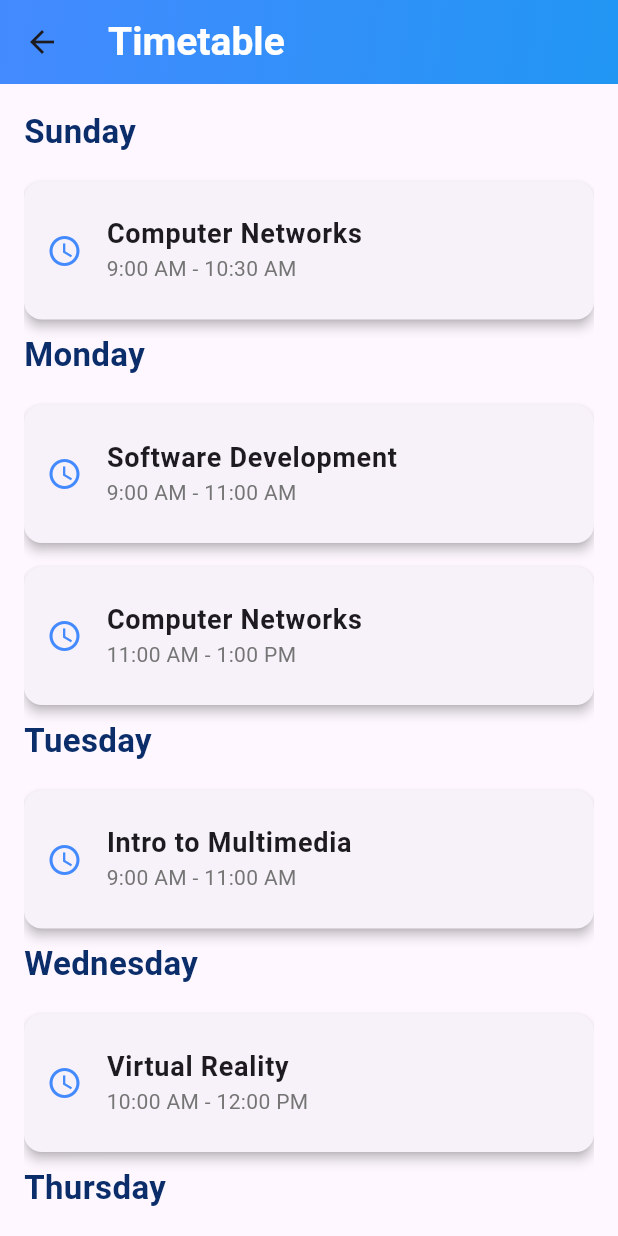
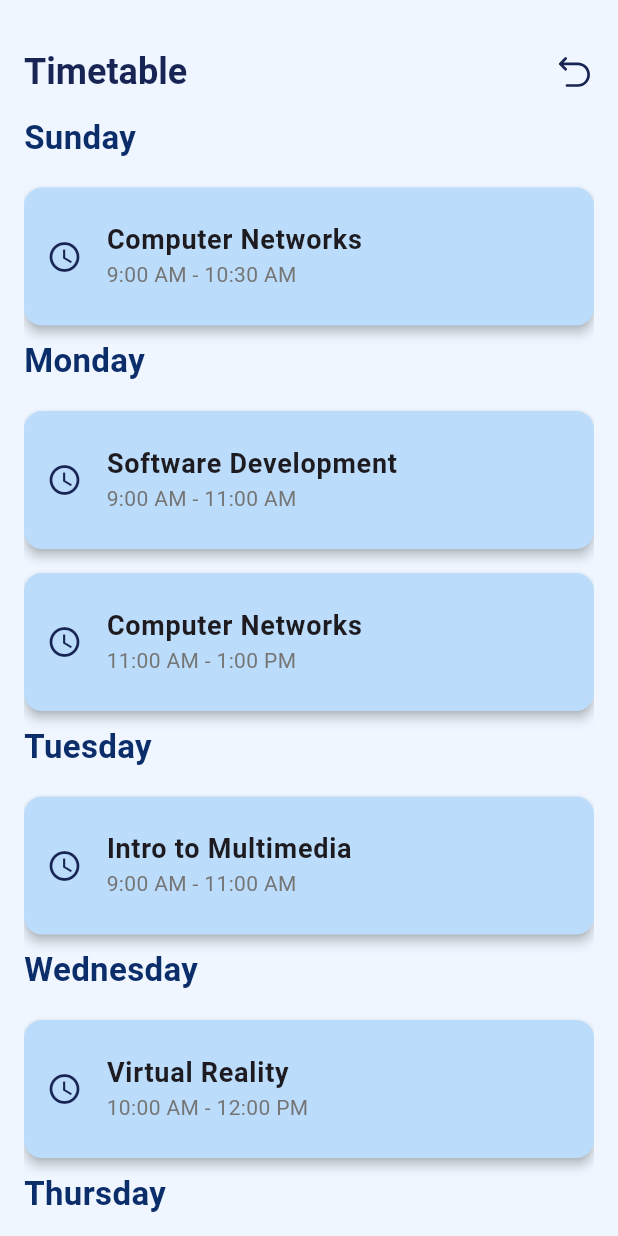
Before and after one commit to Ali-2152004/college_app, a Flutter app: the TimetableScreen screen opened directly, on a phone screen of 412 x 824 dp. Run offline on Flutter 3.47's test engine with Material 3 defaults, Android fonts, the light colour scheme and no system bars; our stand-ins replace flutter_svg, modal_progress_hud_nsn, pretty_qr_code, qr_flutter.

Commit message:
edit the UI of ( home , Assignments , timetable , qr code ) screens

```diff
--- /dev/null
+++ b/lib/constants.dart
@@ -0,0 +1,5 @@
+import 'package:flutter/cupertino.dart';
+
+const Color kPrimaryColor = Color(0xFFBBDCFA);
+const Color kTextColor = Color(0xFF182454);
+const Color kscreenColor = Color(0xFFEFF6FF);
--- a/lib/screens/timetable_screen.dart
+++ b/lib/screens/timetable_screen.dart
@@ -1,3 +1,7 @@
+import 'package:college_app/constants.dart';
+import 'package:college_app/widgets/assignment_listview.dart';
+import 'package:college_app/widgets/customAppBar.dart';
+import 'package:flutter/gestures.dart';
 import 'package:flutter/material.dart';
 
 class TimetableScreen extends StatelessWidget {
@@ -40,91 +44,20 @@ class TimetableScreen extends StatelessWidget {
   @override
   Widget build(BuildContext context) {
     return Scaffold(
-      appBar: AppBar(
-        automaticallyImplyLeading: true,
-        elevation: 0.0,
-        backgroundColor: Colors.indigo,
-        title: const Text(
-          'Timetable',
-          style: TextStyle(
-            fontSize: 26.0,
-            fontWeight: FontWeight.bold,
-            color: Colors.white,
+      backgroundColor: kscreenColor,
+      body: Column(
+        children: [
+          SizedBox(
+            height: 20,
           ),
-        ),
-        flexibleSpace: Container(
-          decoration: const BoxDecoration(
-            gradient: LinearGradient(
-              begin: Alignment.topLeft,
-              end: Alignment.bottomRight,
-              colors: [Colors.blueAccent, Colors.blue],
+          CustomAppBar(title: 'Timetable'),
+          Expanded(
+            child: Padding(
+              padding: const EdgeInsets.symmetric(horizontal: 16),
+              child: AssignmentListview(timetable: timetable),
             ),
           ),
-        ),
-      ),
-      body: Padding(
-        padding: const EdgeInsets.all(16.0),
-        child: ListView(
-          children: [
-            // Group timetable entries by day
-            for (var day in [
-              'Sunday',
-              'Monday',
-              'Tuesday',
-              'Wednesday',
-              'Thursday'
-            ])
-              Column(
-                crossAxisAlignment: CrossAxisAlignment.start,
-                children: [
-                  Text(
-                    day,
-                    style: const TextStyle(
-                      fontSize: 22.0,
-                      fontWeight: FontWeight.bold,
-                      color: Color.fromARGB(255, 11, 46, 107),
-                    ),
-                  ),
-                  const SizedBox(height: 10.0),
-                  // Filter timetable by the current day
-                  ...timetable.where((item) => item['day'] == day).map((item) {
-                    return Card(
-                      elevation: 3.0,
-                      shape: RoundedRectangleBorder(
-                        borderRadius: BorderRadius.circular(12.0),
-                      ),
-                      margin: const EdgeInsets.symmetric(vertical: 8.0),
-                      child: ListTile(
-                        contentPadding: const EdgeInsets.symmetric(
-                            vertical: 10.0, horizontal: 15.0),
-                        leading: const Icon(
-                          Icons.access_time,
-                          color: Colors.blueAccent,
-                        ),
-                        title: Text(
-                          item['subject'] ?? 'Unknown',
-                          style: const TextStyle(
-                            fontSize: 18.0,
-                            fontWeight: FontWeight.bold,
-                          ),
-                        ),
-                        subtitle: Text(
-                          '${item['time']}',
-                          style: TextStyle(color: Colors.grey[600]),
-                        ),
-                        shape: RoundedRectangleBorder(
-                          borderRadius: BorderRadius.circular(12.0),
-                        ),
-                        onTap: () {
-                          // You can handle the tap here for more info about the class
-                        },
-                      ),
-                    );
-                  }),
-                ],
-              ),
-          ],
-        ),
+        ],
       ),
     );
   }
--- /dev/null
+++ b/lib/widgets/assignment_listview.dart
@@ -0,0 +1,77 @@
+import 'package:college_app/constants.dart';
+import 'package:flutter/material.dart';
+
+class AssignmentListview extends StatelessWidget {
+  const AssignmentListview({
+    super.key,
+    required this.timetable,
+  });
+
+  final List<Map<String, String>> timetable;
+
+  @override
+  Widget build(BuildContext context) {
+    return ListView(
+      children: [
+        // Group timetable entries by day
+        for (var day in [
+          'Sunday',
+          'Monday',
+          'Tuesday',
+          'Wednesday',
+          'Thursday'
+        ])
+          Column(
+            crossAxisAlignment: CrossAxisAlignment.start,
+            children: [
+              Text(
+                day,
+                style: const TextStyle(
+                  fontSize: 22.0,
+                  fontWeight: FontWeight.bold,
+                  color: Color.fromARGB(255, 11, 46, 107),
+                ),
+              ),
+              const SizedBox(height: 10.0),
+              // Filter timetable by the current day
+              ...timetable.where((item) => item['day'] == day).map((item) {
+                return Card(
+                  color: kPrimaryColor,
+                  elevation: 3.0,
+                  shape: RoundedRectangleBorder(
+                    borderRadius: BorderRadius.circular(12.0),
+                  ),
+                  margin: const EdgeInsets.symmetric(vertical: 8.0),
+                  child: ListTile(
+                    contentPadding: const EdgeInsets.symmetric(
+                        vertical: 10.0, horizontal: 15.0),
+                    leading: const Icon(
+                      Icons.access_time,
+                      color: kTextColor,
+                    ),
+                    title: Text(
+                      item['subject'] ?? 'Unknown',
+                      style: const TextStyle(
+                        fontSize: 18.0,
+                        fontWeight: FontWeight.bold,
+                      ),
+                    ),
+                    subtitle: Text(
+                      '${item['time']}',
+                      style: TextStyle(color: Colors.grey[600]),
+                    ),
+                    shape: RoundedRectangleBorder(
+                      borderRadius: BorderRadius.circular(12.0),
+                    ),
+                    onTap: () {
+                      // You can handle the tap here for more info about the class
+                    },
+                  ),
+                );
+              }),
+            ],
+          ),
+      ],
+    );
+  }
+}
--- /dev/null
+++ b/lib/widgets/customAppBar.dart
@@ -0,0 +1,40 @@
+
+import 'dart:ui' show TextStyle;
+
+import 'package:college_app/constants.dart';
+import 'package:flutter/material.dart';
+import 'package:flutter_svg/svg.dart';
+
+class CustomAppBar extends StatelessWidget {
+  const CustomAppBar({
+    super.key, required this.title,
+  });
+  final String title;
+  @override
+  Widget build(BuildContext context) {
+    return AppBar(
+      automaticallyImplyLeading: false,
+      backgroundColor: kscreenColor,
+      title: Row(
+        mainAxisAlignment: MainAxisAlignment.spaceBetween,
+        children: [
+           Text(
+            title,
+            style: TextStyle(
+                fontSize: 24.0, fontWeight: FontWeight.bold, color: kTextColor),
+          ),
+          GestureDetector(
+            child: SvgPicture.asset(
+              'images/backarrow.svg',
+              width: 27,
+              height: 27,
+            ),
+            onTap: () {
+              Navigator.pop(context);
+            },
+          )
+        ],
+      ),
+    );
+  }
+}
--- a/pubspec.yaml
+++ b/pubspec.yaml
@@ -34,7 +34,9 @@ dependencies:
   firebase_core: ^3.13.0
   flutter:
     sdk: flutter
+  flutter_svg: ^2.1.0
   modal_progress_hud_nsn: ^0.5.1
+  pretty_qr_code: ^3.4.0
   provider: ^6.1.4
   qr_flutter: ^4.1.0
 
@@ -56,7 +58,6 @@ flutter:
   assets:
     - images/
 
-
   # An image asset can refer to one or more resolution-specific "variants", see
   # https://flutter.dev/to/resolution-aware-images
   # For details regarding adding assets from package dependencies, see
@@ -70,8 +71,5 @@ flutter:
     - family: Pacifico
       fonts:
         - asset: lib/Fonts/Pacifico-Regular.ttf
-
-
-  #
   # For details regarding fonts from package dependencies,
   # see https://flutter.dev/to/font-from-package
```
Also changed, not shown: lib/screens/assignments_screen.dart (+29 -28 lines), lib/screens/events_screen.dart (+3 -24 lines), lib/screens/home_screen.dart (+23 -15 lines), lib/screens/login_screen.dart (+7 -6 lines), lib/screens/profile_screen.dart (+5 -2 lines), lib/screens/qr_code_screen.dart (+31 -31 lines), lib/widgets/category_card.dart (+4 -3 lines), lib/widgets/custom_button.dart (+5 -4 lines), lib/widgets/custom_text_form.dart (+7 -3 lines), images/assignmentIcon.png (added), images/assingmentIcon.svg (added), images/backarrow.svg (added), images/schedule2.png (added), images/studentProfile.jpeg (added), 1 more files, 4 other files.
